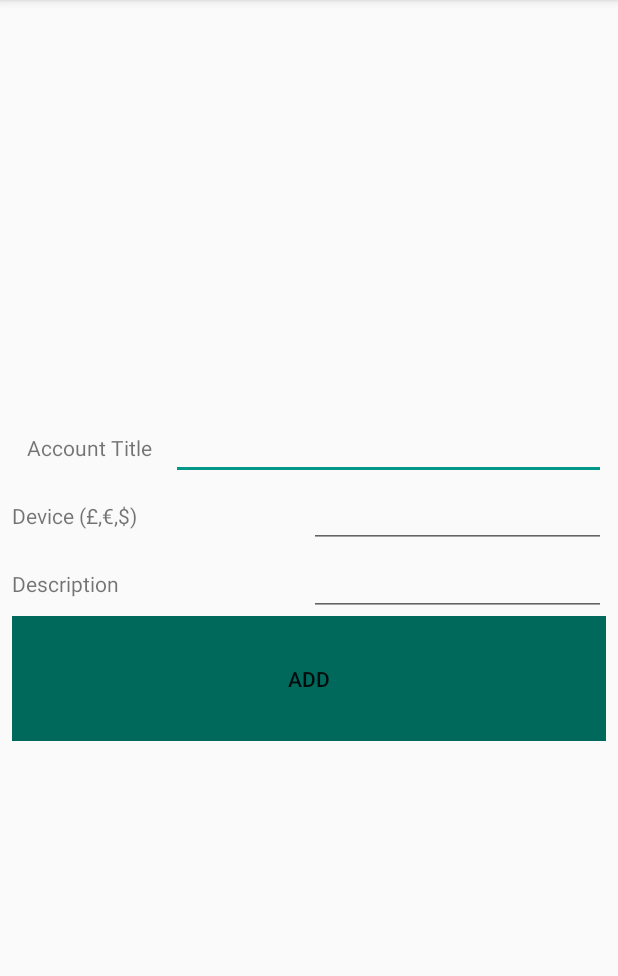
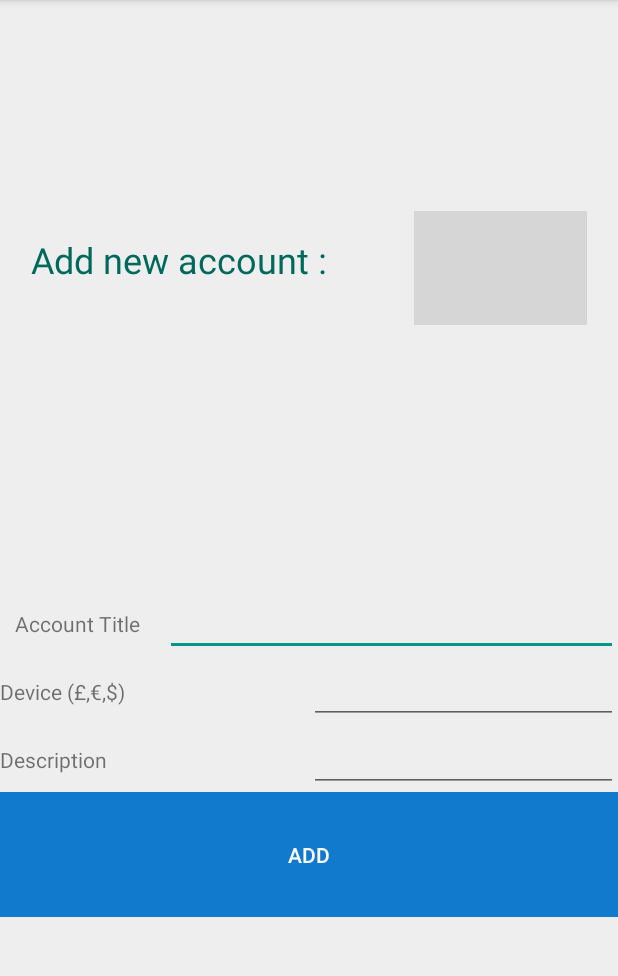
Before and after one commit to laeo94/ProjetAndroid, an Android app: the AddAccountActivity screen opened directly, with no data from a screen before it, on a phone screen of 412 x 824 dp, the part 84-1060 px from its top. Run offline under Robolectric (Android 15) with nearby library versions, the phone set to English and light mode, and no system bars; grey boxes are pictures that could not be loaded.

Commit message:
modif interface

```diff
--- a/app/src/main/res/layout/activity_add_account.xml
+++ b/app/src/main/res/layout/activity_add_account.xml
@@ -4,20 +4,19 @@
     xmlns:tools="http://schemas.android.com/tools"
     android:layout_width="match_parent"
     android:layout_height="match_parent"
+    android:background="#eee"
     tools:context=".AddAccountActivity">
 
     <LinearLayout
+        android:id="@+id/linearLayout3"
         android:layout_width="match_parent"
         android:layout_height="wrap_content"
-        android:layout_marginStart="8dp"
-        android:layout_marginTop="8dp"
-        android:layout_marginEnd="8dp"
-        android:layout_marginBottom="8dp"
         android:orientation="vertical"
         app:layout_constraintBottom_toBottomOf="parent"
         app:layout_constraintEnd_toEndOf="parent"
+        app:layout_constraintHorizontal_bias="0.5"
         app:layout_constraintStart_toStartOf="parent"
-        app:layout_constraintTop_toTopOf="parent">
+        app:layout_constraintTop_toBottomOf="@+id/textView10">
 
         <LinearLayout
             android:layout_width="fill_parent"
@@ -102,11 +101,37 @@
                 android:layout_width="wrap_content"
                 android:layout_height="83dp"
                 android:layout_weight="0.20"
-                android:background="@color/darkdarkgreen"
-                android:text="@string/add" />
+                android:background="@color/bluedark"
+                android:text="@string/add"
+                android:textColor="@color/white" />
 
         </LinearLayout>
 
 
     </LinearLayout>
+
+    <TextView
+        android:id="@+id/textView10"
+        android:layout_width="234dp"
+        android:layout_height="78dp"
+        android:text="Add new account :"
+        android:textColor="@color/darkdarkgreen"
+        android:textSize="24sp"
+        app:layout_constraintBottom_toTopOf="@+id/linearLayout3"
+        app:layout_constraintEnd_toStartOf="@+id/imageView15"
+        app:layout_constraintHorizontal_bias="0.5"
+        app:layout_constraintStart_toStartOf="parent"
+        app:layout_constraintTop_toTopOf="parent" />
+
+    <ImageView
+        android:id="@+id/imageView15"
+        android:layout_width="115dp"
+        android:layout_height="76dp"
+        app:layout_constraintBottom_toTopOf="@+id/linearLayout3"
+        app:layout_constraintEnd_toEndOf="parent"
+        app:layout_constraintHorizontal_bias="0.5"
+        app:layout_constraintStart_toEndOf="@+id/textView10"
+        app:layout_constraintTop_toTopOf="parent"
+        app:layout_constraintVertical_bias="0.445"
+        app:srcCompat="@drawable/add" />
 </android.support.constraint.ConstraintLayout>
```
Also changed, not shown: app/src/main/res/layout/activity_depense.xml (+7 -7 lines), app/src/main/res/layout/activity_list_part.xml (+5 -5 lines).
